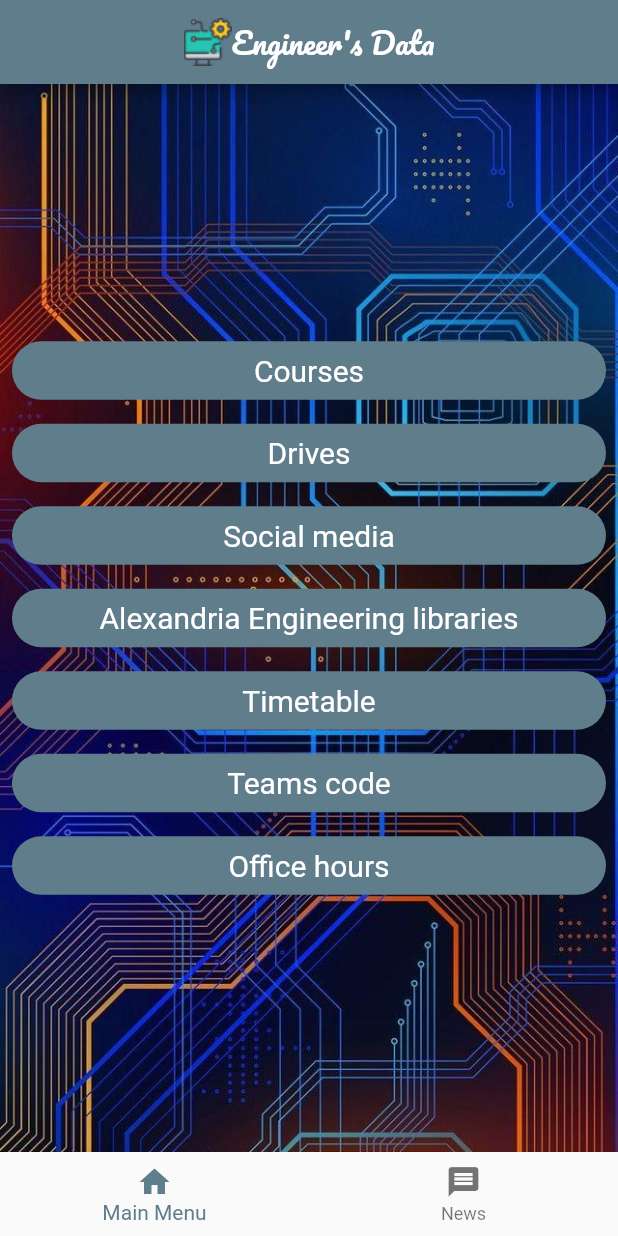
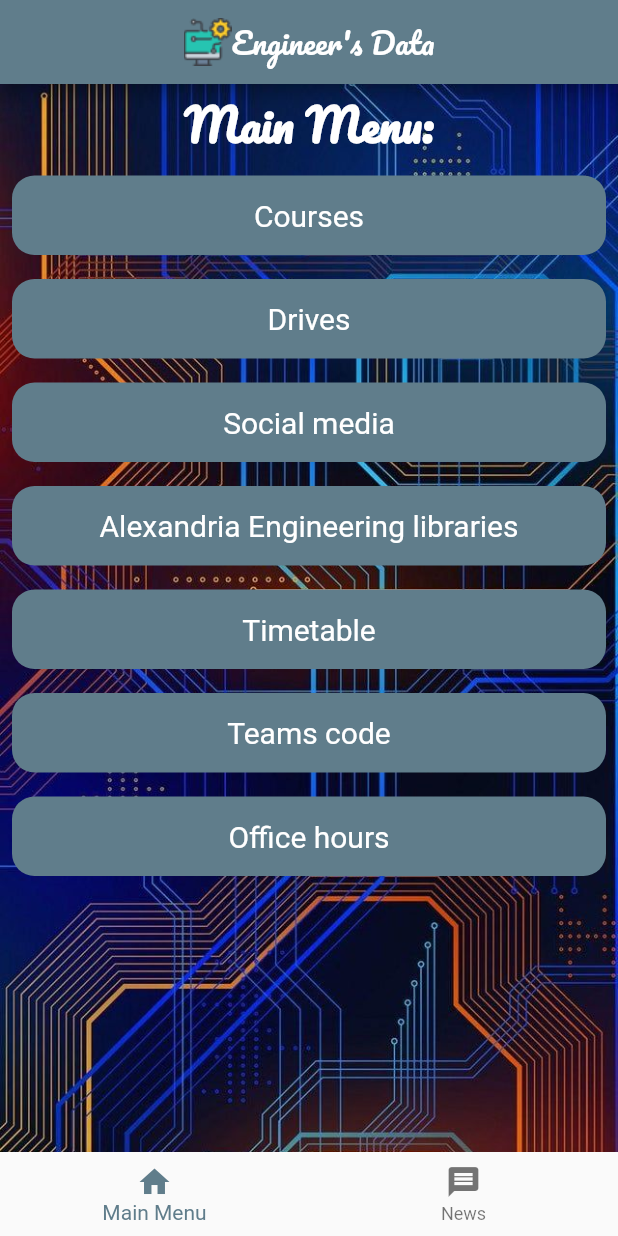
Before and after one commit to mazen-salah/Engineer-s_Data, a Flutter app: the screen it shows after launch, on a phone screen of 412 x 824 dp. Run offline on Flutter 3.47's test engine with Material 2 defaults, Android fonts, the phone set to English and light mode, and no system bars.

Commit message:
UI improvements & fixes

```diff
--- a/lib/custom widgets/item_view.dart
+++ b/lib/custom widgets/item_view.dart
@@ -53,7 +53,7 @@ class ListItem extends StatelessWidget {
           child: Container(
             child: Center(
                 child: Padding(
-                  padding: const EdgeInsets.all(8.0),
+                  padding: const EdgeInsets.all(15.0),
                   child: Text(
                     title,
                     style: const TextStyle(fontSize: 20, color: Colors.white),
@@ -61,7 +61,7 @@ class ListItem extends StatelessWidget {
                 )),
             decoration: BoxDecoration(
                 color: Colors.blueGrey,
-                borderRadius: BorderRadius.circular(20)),
+                borderRadius: BorderRadius.circular(15)),
           ),
         ),
       ),
--- a/lib/screens/main_menu.dart
+++ b/lib/screens/main_menu.dart
@@ -7,10 +7,28 @@ class MainMenu extends StatelessWidget {
 
   @override
   Widget build(BuildContext context) {
-    return Column(
-        mainAxisAlignment: MainAxisAlignment.center,
-        children: mainMenuData
-            .map((menuData) => ListItem(menuData.title, menuData.navId))
-            .toList());
+    return SingleChildScrollView(
+      child: Column(
+        children: [
+          const SafeArea(
+              child: Text(
+                'Main Menu:',
+                style: TextStyle(
+                    fontSize: 30,
+                    fontWeight: FontWeight.bold,
+                    color: Colors.white,
+                    fontFamily: "Pacifico"),
+              )),
+
+          SingleChildScrollView(
+            child: Column(
+                mainAxisAlignment: MainAxisAlignment.center,
+                children: mainMenuData
+                    .map((menuData) => ListItem(menuData.title, menuData.navId))
+                    .toList()),
+          ),
+        ],
+      ),
+    );
   }
 }
```
